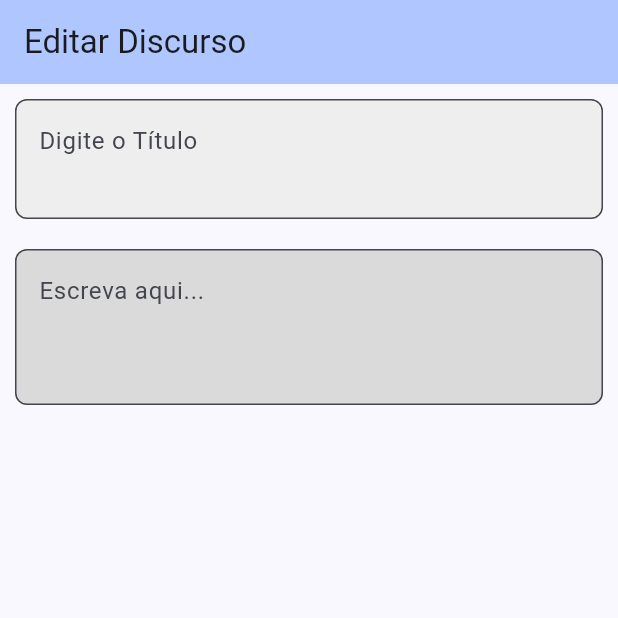
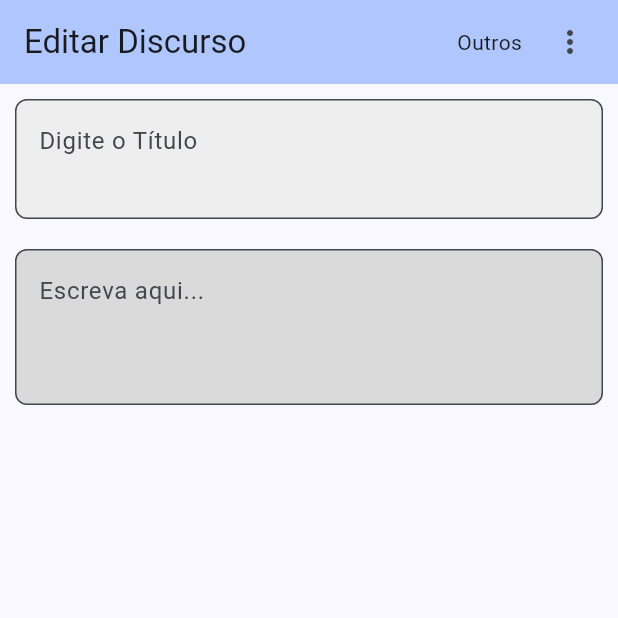
Before and after one commit to Bartcelo/esbocoreuniao, a Flutter app: the Editardiscurso screen opened by its route, on a phone screen of 412 x 824 dp, the top half of it. Run offline on Flutter 3.47's test engine with Material 3 defaults, Android fonts, the phone set to English and light mode, and no system bars; our stand-ins replace sqflite; missing offline and left inert: flutter_quill; accounts and stored records are empty.

Commit message:
Atualizado categorias em editar e cores por categoria

```diff
--- a/lib/editardiscurso.dart
+++ b/lib/editardiscurso.dart
@@ -16,6 +16,9 @@ class _EditardiscursoState extends State<Editardiscurso> {
 
   final DiscursoRepository _repository = DiscursoRepository();
   Discurso? _discursoed;
+
+  final FocusNode _buttonFocusNode = FocusNode(debugLabel: 'Menu Button');
+  String _categoria = 'Outros';
 
   @override
   void didChangeDependencies() {
@@ -48,9 +51,16 @@ class _EditardiscursoState extends State<Editardiscurso> {
       titulo: _titulo.text,
       descricao: _discurso.text,
       dataCriacao: DateTime.now().toString(),
+      categoria: _categoria,
     );
 
     await _repository.updateDiscurso(discursoAtualizado);
+  }
+
+  void _atualizarCategoria(String novaCategoria) {
+    setState(() {
+      _categoria = novaCategoria;
+    });
   }
 
   Future<void> _salvarEdicao() async {
@@ -94,6 +104,48 @@ class _EditardiscursoState extends State<Editardiscurso> {
         automaticallyImplyLeading: false,
         backgroundColor: Theme.of(context).colorScheme.inversePrimary,
         title: Text("Editar Discurso"),
+        actions: [
+          Text(_categoria),
+          Padding(
+            padding: const EdgeInsets.all(8.0),
+            child: MenuAnchor(
+              childFocusNode: _buttonFocusNode,
+              menuChildren: <Widget>[
+                MenuItemButton(
+                  onPressed: () {
+                    _atualizarCategoria('Publico');
+                  },
+                  child: const Text('Discurso Publico'),
+                ),
+                MenuItemButton(
+                  onPressed: () {
+                    _atualizarCategoria('Campo');
+                  },
+                  child: const Text('Consideração Campo'),
+                ),
+                MenuItemButton(
+                  onPressed: () {
+                    _atualizarCategoria('Outros');
+                  },
+                  child: const Text('Outros'),
+                ),
+              ],
+              builder: (_, MenuController controller, Widget? child) {
+                return IconButton(
+                  focusNode: _buttonFocusNode,
+                  onPressed: () {
+                    if (controller.isOpen) {
+                      controller.close();
+                    } else {
+                      controller.open();
+                    }
+                  },
+                  icon: const Icon(Icons.more_vert),
+                );
+              },
+            ),
+          ),
+        ],
       ),
       body: SafeArea(
         child: Column(
```
Also changed, not shown: lib/homepage.dart (+22 -6 lines).
